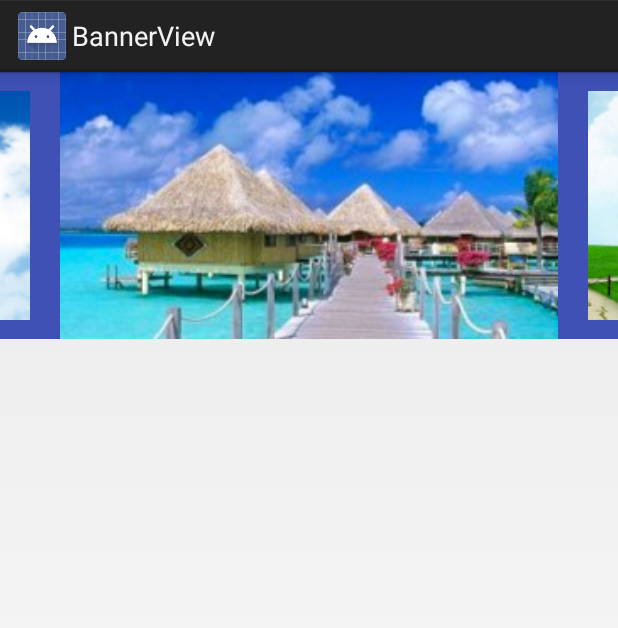
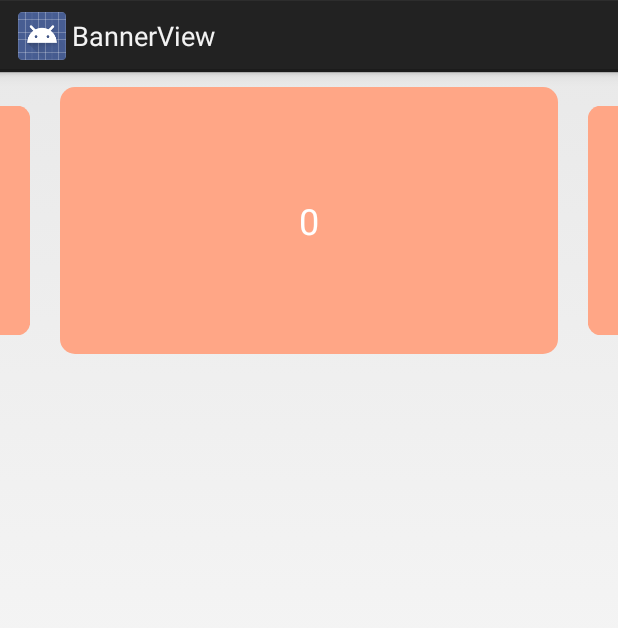
Before and after one commit to a-liYa/BannerView, an Android app: the GallerySimpleActivity screen opened directly, with no data from a screen before it, on a phone screen of 412 x 824 dp. Shown: the top 628 px of the screen. Run offline under Robolectric (Android 15) with nearby library versions, the phone set to English and light mode, and no system bars.

Commit message:
完善示例代码

```diff
--- a/app/src/main/java/com/aliya/bannerview/GallerySimpleActivity.java
+++ b/app/src/main/java/com/aliya/bannerview/GallerySimpleActivity.java
@@ -6,7 +6,7 @@ import android.support.v4.view.ViewPager;
 import android.view.LayoutInflater;
 import android.view.View;
 import android.view.ViewGroup;
-import android.widget.ImageView;
+import android.widget.TextView;
 
 import com.aliya.view.banner.BannerPagerAdapter;
 import com.aliya.view.banner.BannerView;
@@ -31,15 +31,16 @@ public class GallerySimpleActivity extends Activity {
 
             @Override
             public int getTruthCount() {
-                return 5;
+                return 8;
             }
 
             @Override
             protected View getItem(ViewGroup container, int position) {
                 View inflate = LayoutInflater.from(container.getContext()).inflate(R.layout
                         .module_pager_item, container, false);
-                ImageView view = inflate.findViewById(R.id.image_view);
-                view.setImageResource(imgIds[position]);
+                TextView textView = inflate.findViewById(R.id.image_view);
+                textView.setText(String.valueOf(position));
+                inflate.setTag(position);
                 return inflate;
             }
 
@@ -53,6 +54,18 @@ public class GallerySimpleActivity extends Activity {
 
     }
 
+    @Override
+    protected void onResume() {
+        super.onResume();
+//        banner.startAuto();
+    }
+
+    @Override
+    protected void onPause() {
+        super.onPause();
+//        banner.stopAuto();
+    }
+
     /**
      * dip转换px
      */
--- /dev/null
+++ b/app/src/main/res/drawable/bg_page_item.xml
@@ -0,0 +1,8 @@
+<?xml version="1.0" encoding="utf-8"?>
+<shape xmlns:android="http://schemas.android.com/apk/res/android"
+    android:shape="rectangle">
+
+    <solid android:color="#ffa686" />
+    <corners android:radius="10dp" />
+
+</shape>
--- a/app/src/main/res/layout/activity_gallery_simple.xml
+++ b/app/src/main/res/layout/activity_gallery_simple.xml
@@ -11,8 +11,8 @@
         android:id="@+id/banner_view"
         android:layout_width="match_parent"
         android:layout_height="wrap_content"
-        android:background="@color/colorPrimary"
-        app:banner_autoMs="3000"
+        android:layout_marginTop="10dp"
+        app:banner_autoMs="8000"
         app:banner_isAuto="true"
         app:banner_pagerPaddingLeft="40dp"
         app:banner_pagerPaddingRight="40dp"
--- a/app/src/main/res/layout/module_pager_item.xml
+++ b/app/src/main/res/layout/module_pager_item.xml
@@ -1,12 +1,15 @@
 <?xml version="1.0" encoding="utf-8"?>
 <FrameLayout xmlns:android="http://schemas.android.com/apk/res/android"
     android:layout_width="match_parent"
-    android:layout_height="match_parent">
+    android:layout_height="match_parent"
+    android:background="@drawable/bg_page_item">
 
-    <ImageView
+    <TextView
         android:id="@+id/image_view"
         android:layout_width="match_parent"
         android:layout_height="match_parent"
-        android:scaleType="centerCrop" />
+        android:gravity="center"
+        android:textColor="#ffffff"
+        android:textSize="24sp" />
 
 </FrameLayout>
--- a/library/src/main/java/com/aliya/view/banner/BannerPagerAdapter.java
+++ b/library/src/main/java/com/aliya/view/banner/BannerPagerAdapter.java
@@ -36,9 +36,7 @@ public abstract class BannerPagerAdapter extends PagerAdapter {
     @Override
     public final Object instantiateItem(ViewGroup container, final int position) {
 
-        int index;
-
-        index = BannerView.resolvePosition(getCount(), position);
+        int index = BannerView.resolvePosition(getCount(), position);
 
         View item;
         SoftReference<View> softReference = mItemCaches.get(position);
--- a/library/src/main/java/com/aliya/view/banner/BannerView.java
+++ b/library/src/main/java/com/aliya/view/banner/BannerView.java
@@ -69,7 +69,11 @@ public class BannerView extends RelativeLayout {
         stopAuto();
     }
 
-    // 获当前选中item的index
+    /**
+     * 获取当前item
+     *
+     * @return item position
+     */
     public int getCurrentItem() {
         return resolvePosition(mViewPager.getAdapter().getCount(), mViewPager.getCurrentItem());
     }
@@ -208,10 +212,10 @@ public class BannerView extends RelativeLayout {
         @Override
         public void onPageScrolled(int position, float positionOffset,
                                    int positionOffsetPixels) {
-            int index = resolvePosition(mViewPager.getAdapter().getCount(), position);
+            position = resolvePosition(mViewPager.getAdapter().getCount(), position);
             if (mOnPageChangeListeners != null && mOnPageChangeListeners.size() > 0) {
                 for (OnPageChangeListener iterable : mOnPageChangeListeners) {
-                    iterable.onPageScrolled(index, positionOffset, positionOffsetPixels);
+                    iterable.onPageScrolled(position, positionOffset, positionOffsetPixels);
                 }
             }
         }
--- a/library/src/main/java/com/aliya/view/banner/magic/GalleryPageTransformer.java
+++ b/library/src/main/java/com/aliya/view/banner/magic/GalleryPageTransformer.java
@@ -42,6 +42,9 @@ public class GalleryPageTransformer implements ViewPager.PageTransformer {
         if (page.getParent() instanceof View) {
             View parent = (ViewPager) page.getParent();
             int scrollX = parent.getScrollX();
+            /**
+             * 参考自{@link ViewPager#onPageScrolled(int, float, int)}
+             */
             position = (float) (page.getLeft() - parent.getPaddingLeft() - scrollX) /
                     getClientWidth(parent);
         }
```
